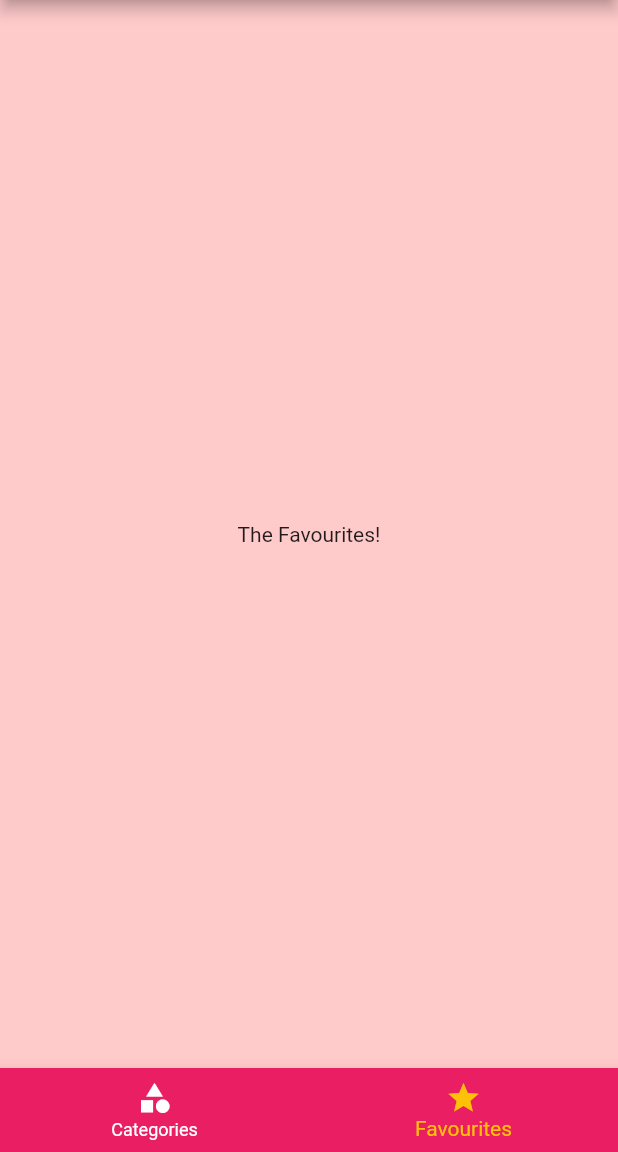
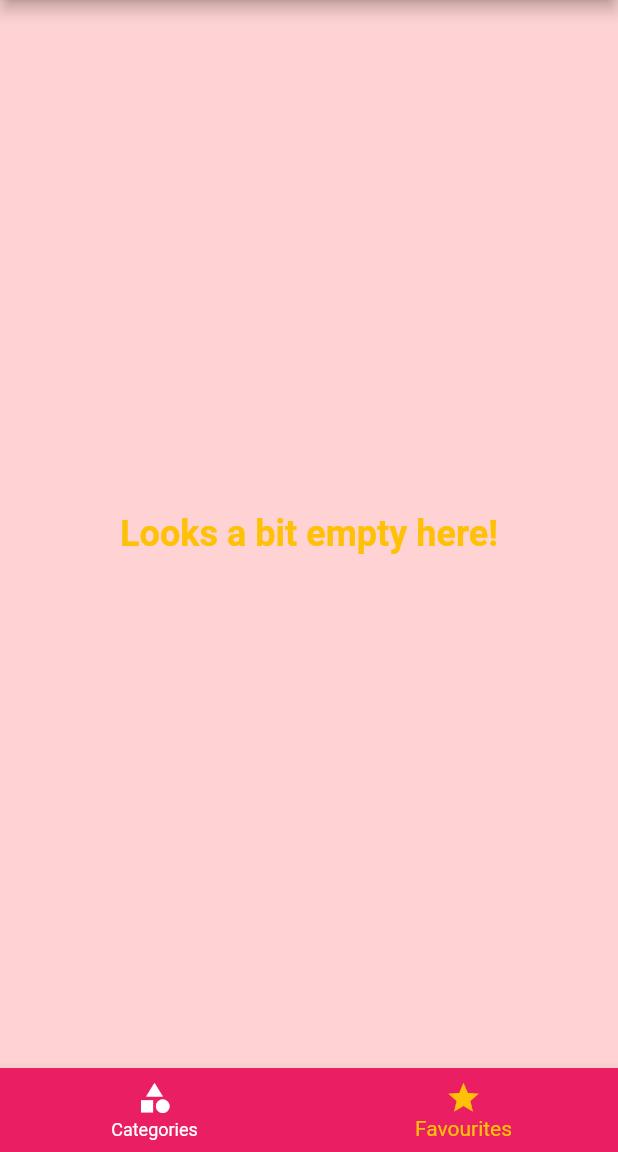
Before and after one commit to sumitdhungana14/flutter_learning, a Flutter app: the screen it shows after launch, item 2 of the bottom bar chosen, on a phone screen of 412 x 824 dp, the part 84-1236 px from its top. Run offline on Flutter 3.47's test engine with Material 2 defaults, Android fonts, the phone set to English and light mode, and no system bars.

Commit message:
Favorite screen & functionality added.

```diff
--- a/lib/main.dart
+++ b/lib/main.dart
@@ -1,4 +1,6 @@
 import 'package:flutter/material.dart';
+import 'package:flutter_app/mocks/meal_mock.dart';
+import 'package:flutter_app/models/meal.dart';
 
 import './screens/not_found_screen.dart';
 import './screens/tabs_screen.dart';
@@ -15,7 +17,7 @@ class MyApp extends StatefulWidget {
 
 class _MyAppState extends State<MyApp> {
   Map<String, bool> filters = {
-    'gluten' : false,
+    'gluten': false,
     'lactose': false,
     'vegan': false,
     'vegetarian': false,
@@ -30,6 +32,28 @@ class _MyAppState extends State<MyApp> {
     });
   }
 
+  List<Meal> favouriteMeals = [];
+
+  void toggleFavourite(String mealId) {
+    var meals = MealMock.meals;
+    var meal = meals.firstWhere((element) => element.id == mealId);
+    var mealIndex = favouriteMeals.indexOf(meal);
+
+    if (mealIndex >= 0) {
+      setState(() {
+        favouriteMeals.removeAt(mealIndex);
+      });
+    } else {
+      setState(() {
+        favouriteMeals.add(meal);
+      });
+    }
+  }
+
+  bool isFavorite(String mealId) {
+    return favouriteMeals.any((element) => element.id == mealId);
+  }
+
   @override
   Widget build(BuildContext context) {
     return MaterialApp(
@@ -41,8 +65,9 @@ class _MyAppState extends State<MyApp> {
                 headline1: TextStyle(),
               ),
           canvasColor: Color.fromRGBO(255, 200, 200, 0.8)),
-      home: TabsScreen(),
-      routes: NamedRoute.getNamedRoute(filters, setFilters),
+      home: TabsScreen(favouriteMeals),
+      routes: NamedRoute.getNamedRoute(
+          filters, setFilters, isFavorite, toggleFavourite),
       onUnknownRoute: (settings) {
         return MaterialPageRoute(builder: (_) => NotFound());
       },
--- a/lib/routes/named_route.dart
+++ b/lib/routes/named_route.dart
@@ -3,13 +3,15 @@ import 'package:flutter_app/screens/filters_screen.dart';
 
 import '../screens/meal_screen.dart';
 import '../screens/category_meals_screen.dart';
-
 class NamedRoute {
   static Map<String, Widget Function(BuildContext)> getNamedRoute(
-      Map<String, bool> filters, Function setFilters) {
+      Map<String, bool> filters,
+      Function setFilters,
+      Function isFavourite,
+      Function toggleFavourite) {
     return {
       CategoryMealsScreen.routeName: (_) => CategoryMealsScreen(filters),
-      MealScreen.routeName: (_) => MealScreen(),
+      MealScreen.routeName: (_) => MealScreen(isFavourite, toggleFavourite),
       FiltersScreen.routeName: (_) => FiltersScreen(filters, setFilters),
     };
   }
--- a/lib/screens/favourites_screen.dart
+++ b/lib/screens/favourites_screen.dart
@@ -1,10 +1,29 @@
 import 'package:flutter/material.dart';
+import 'package:flutter_app/models/meal.dart';
+import 'package:flutter_app/widgets/meal_item.dart';
 
 class FavouritesScreen extends StatelessWidget {
+  final List<Meal> favouriteMeals;
+
+  const FavouritesScreen(this.favouriteMeals);
+
   @override
   Widget build(BuildContext context) {
-    return Scaffold(
-      body: Center(child: Text('The Favourites!')),
-    );
+    return favouriteMeals.length == 0
+        ? Center(
+            child: Text(
+              'Looks a bit empty here!',
+              style: TextStyle(
+                  color: Theme.of(context).accentColor,
+                  fontSize: 24,
+                  fontWeight: FontWeight.bold),
+            ),
+          )
+        : ListView.builder(
+            itemBuilder: (ctx, index) {
+              return MealItem(favouriteMeals[index]);
+            },
+            itemCount: favouriteMeals.length,
+          );
   }
 }
--- a/lib/screens/tabs_screen.dart
+++ b/lib/screens/tabs_screen.dart
@@ -1,21 +1,35 @@
 import 'package:flutter/material.dart';
+import 'package:flutter_app/models/meal.dart';
 import 'package:flutter_app/widgets/main_drawer.dart';
 
 import './../screens/categories_screen.dart';
 import './../screens/favourites_screen.dart';
 
 class TabsScreen extends StatefulWidget {
+  final List<Meal> favouriteMeals;
+
+  const TabsScreen(this.favouriteMeals);
+
   @override
   _TabsScreenState createState() => _TabsScreenState();
 }
 
 class _TabsScreenState extends State<TabsScreen> {
-  final List<Map<String, Object>> pages = [
-    {'page': CategoriesScreen(), 'title': 'Categories'},
-    {'page': FavouritesScreen(), 'title': 'My Favourites'}
-  ];
+  List<Map<String, Object>> pages;
 
   int selectedIndex = 0;
+
+  @override
+  void initState() {
+    pages = [
+      {'page': CategoriesScreen(), 'title': 'Categories'},
+      {
+        'page': FavouritesScreen(widget.favouriteMeals),
+        'title': 'My Favourites'
+      }
+    ];
+    super.initState();
+  }
 
   void selectItem(int index) {
     setState(() {
```
Also changed, not shown: lib/screens/meal_screen.dart (+10 -3 lines).
